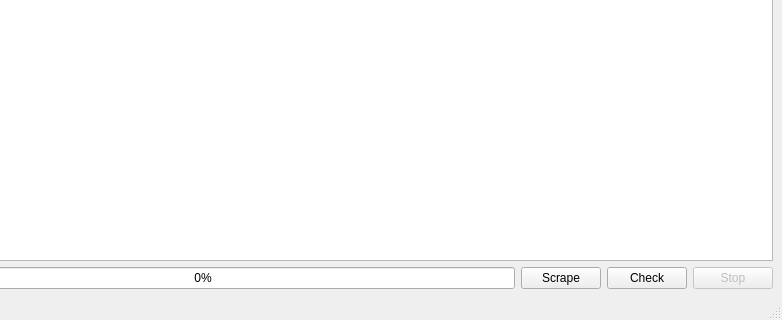
Old version of the form assets/ui/mainwindow.ui in the repository fuzzy69/proxy-harvester; both pictures show x 118 to 900 and y 280 to 600 of the 900 by 600 pixel window.
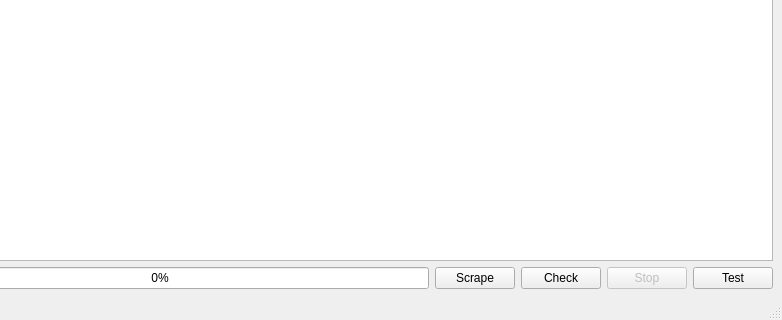
New version of the form. Icons and pictures are not drawn.

Commit message: add context menu to proxies table

```diff
--- a/assets/ui/mainwindow.ui
+++ b/assets/ui/mainwindow.ui
@@ -94,6 +94,19 @@
           </property>
          </widget>
         </item>
+        <item>
+         <widget class="QPushButton" name="testButton">
+          <property name="text">
+           <string>Test</string>
+          </property>
+          <property name="iconSize">
+           <size>
+            <width>16</width>
+            <height>16</height>
+           </size>
+          </property>
+         </widget>
+        </item>
        </layout>
       </item>
      </layout>
```
The commit also changes 2 other files.
